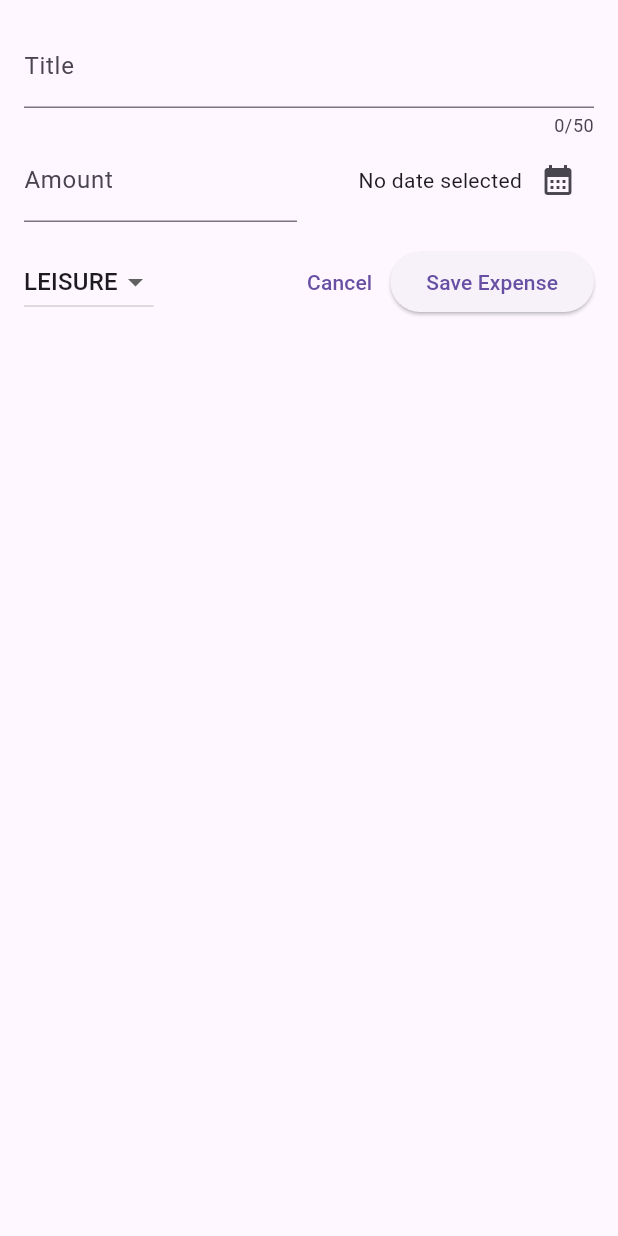
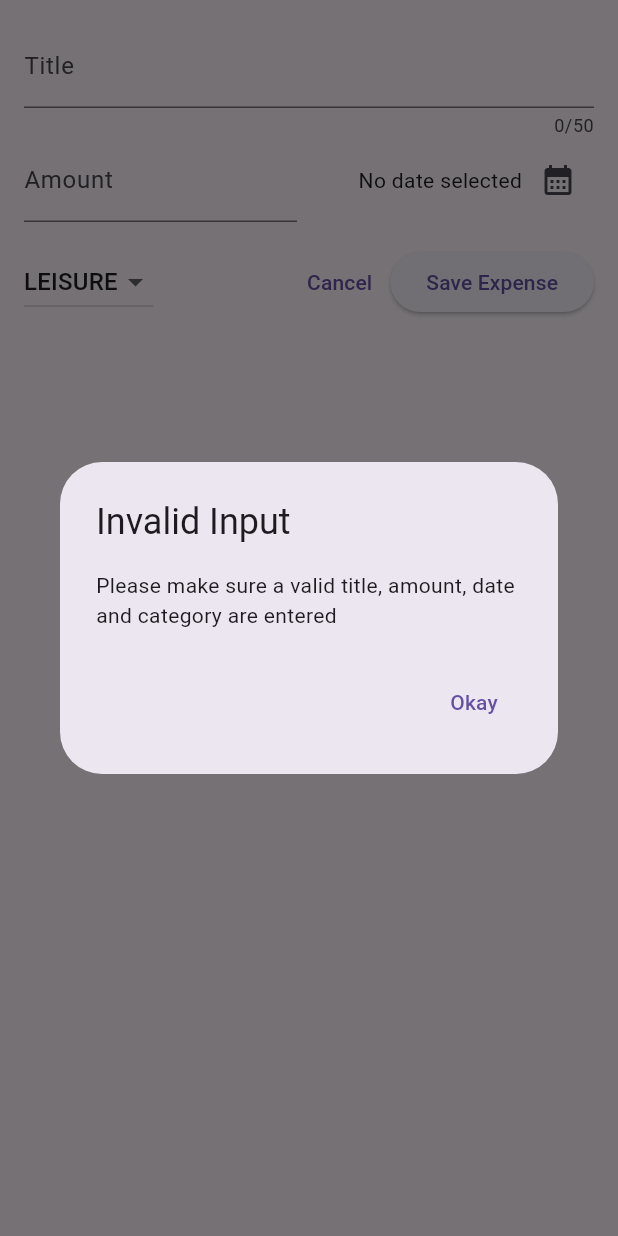
Before and after one commit to punkushal/ExpenseTrackerApp, a Flutter app: the NewExpense widget shown alone on an empty page, opened directly, after a tap on "Save Expense", on a phone screen of 412 x 824 dp. Run offline on Flutter 3.47's test engine with Material 2 defaults, Android fonts, the phone set to English and light mode, and no system bars.

Commit message:
Validating User Input & Showing An Error Dialog

```diff
--- a/lib/widget/new_expense.dart
+++ b/lib/widget/new_expense.dart
@@ -42,7 +42,22 @@ class _NewExpenseState extends State<NewExpense> {
     if (_titleController.text.isEmpty ||
         amountIsInvalid ||
         _selectedDate == null) {
-      //show error
+      showDialog(
+          context: context,
+          builder: (ctx) => AlertDialog(
+                title: const Text('Invalid Input'),
+                content: const Text(
+                    'Please make sure a valid title, amount, date and category are entered'),
+                actions: [
+                  TextButton(
+                    onPressed: () {
+                      Navigator.pop(ctx);
+                    },
+                    child: const Text('Okay'),
+                  ),
+                ],
+              ));
+      return; //no code after this  won't be executed
     }
   }
 
```
